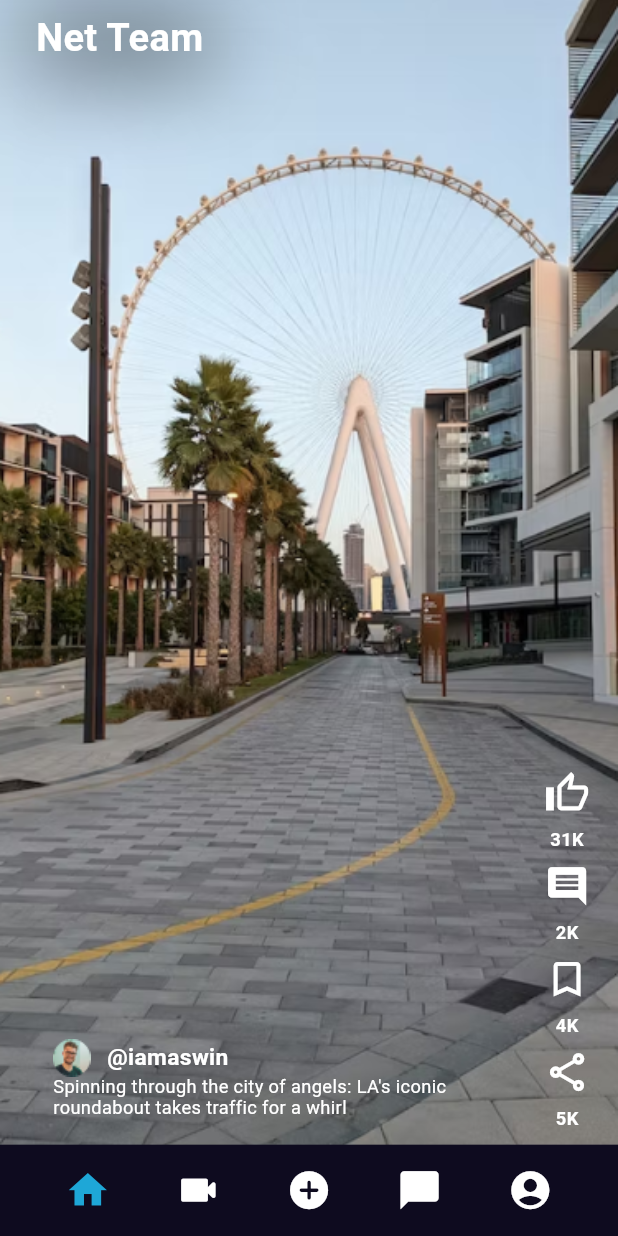
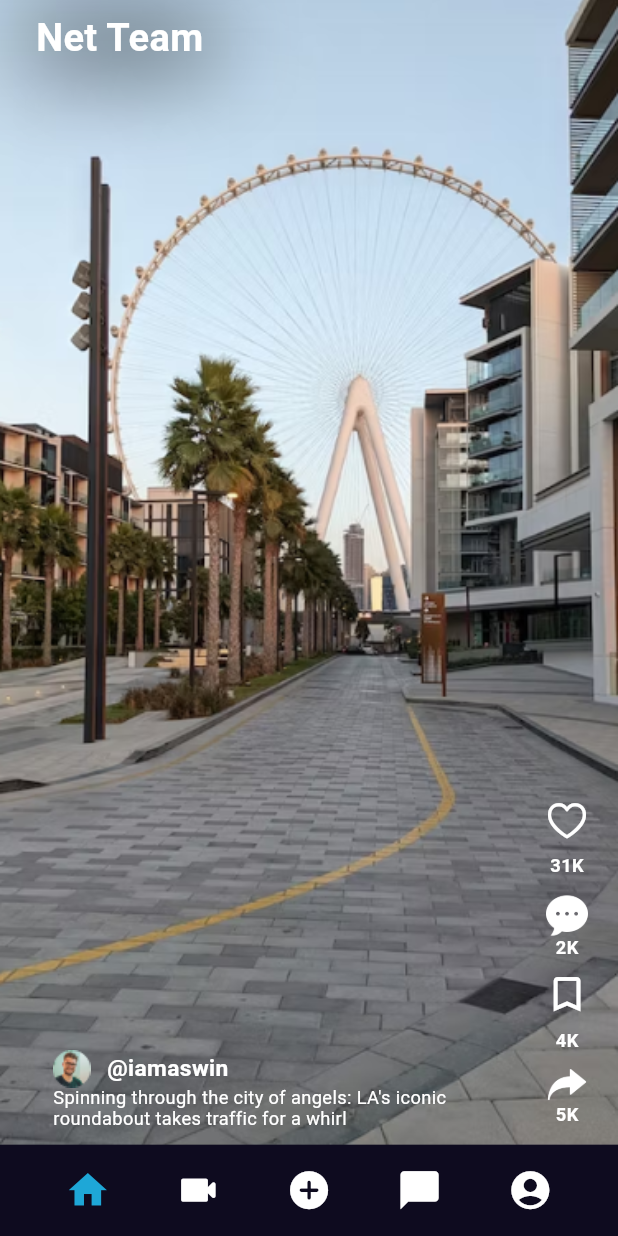
Before and after one commit to cehpoint-official/netteam-app, a Flutter app: the Home screen opened directly, on a phone screen of 412 x 824 dp. Run offline on Flutter 3.47's test engine with Material 2 defaults, Android fonts, the light colour scheme and no system bars; our stand-ins replace email_validator, flutter_screenutil, flutter_svg, google_fonts; missing offline and left inert: flutter_pin_code_fields.

Commit message:
Chnaged Icons

```diff
--- a/lib/screens/Home.dart
+++ b/lib/screens/Home.dart
@@ -1,8 +1,10 @@
+import 'package:flutter/cupertino.dart';
 import 'package:flutter/material.dart';
 import 'package:flutter/src/widgets/framework.dart';
 import 'package:flutter/src/widgets/placeholder.dart';
 import 'package:flutter_screenutil/flutter_screenutil.dart';
 import 'package:google_fonts/google_fonts.dart';
+import 'package:cupertino_icons/cupertino_icons.dart';
 
 class Home extends StatefulWidget {
   const Home({super.key});
@@ -32,7 +34,13 @@ class _HomeState extends State<Home> {
         body: SafeArea(
           child: Stack(
             children: [
-              PageView.builder(
+              GestureDetector(
+                onDoubleTap: () {
+                  setState(() {
+                    isLiked = !isLiked;
+                  });
+                },
+                child: PageView.builder(
                   scrollDirection: Axis.vertical,
                   controller: _controller,
                   itemCount: _imagePath.length,
@@ -61,7 +69,8 @@ class _HomeState extends State<Home> {
                                   crossAxisAlignment: CrossAxisAlignment.start,
                                   children: [
                                     Row(
-                                    mainAxisAlignment: MainAxisAlignment.start,
+                                      mainAxisAlignment:
+                                          MainAxisAlignment.start,
                                       children: [
                                         Container(
                                           child: Image.asset(
@@ -98,7 +107,8 @@ class _HomeState extends State<Home> {
                                 children: [
                                   SizedBox(
                                     child: Column(
-                                    mainAxisAlignment: MainAxisAlignment.start,
+                                      mainAxisAlignment:
+                                          MainAxisAlignment.start,
                                       children: [
                                         IconButton(
                                             onPressed: () {
@@ -108,8 +118,8 @@ class _HomeState extends State<Home> {
                                             },
                                             icon: Icon(
                                               isLiked
-                                                ? Icons.thumb_up_alt
-                                                : Icons.thumb_up_alt_outlined,
+                                                  ? CupertinoIcons.heart_fill
+                                                  : CupertinoIcons.heart,
                                               size: 30.h,
                                               color: Colors.white,
                                             )),
@@ -125,15 +135,15 @@ class _HomeState extends State<Home> {
                                   ),
                                   SizedBox(
                                     child: Column(
-                                    mainAxisAlignment: MainAxisAlignment.start,
+                                      mainAxisAlignment:
+                                          MainAxisAlignment.start,
                                       children: [
-                                      IconButton(
-                                          onPressed: () {},
-                                          icon: Icon(
-                                            Icons.comment,
-                                            size: 30.h,
-                                            color: Colors.white,
-                                          )),
+                                        SizedBox(height: 10.h,),
+                                        GestureDetector(
+                                          onTap: () {
+
+                                          },
+                                          child: Image.asset("assets/icons/comment.png", height: 30.h, width: 30.h,)),
                                         Text(
                                           "2K",
                                           style: GoogleFonts.roboto(
@@ -146,7 +156,8 @@ class _HomeState extends State<Home> {
                                   ),
                                   SizedBox(
                                     child: Column(
-                                    mainAxisAlignment: MainAxisAlignment.start,
+                                      mainAxisAlignment:
+                                          MainAxisAlignment.start,
                                       children: [
                                         IconButton(
                                             onPressed: () {
@@ -173,21 +184,16 @@ class _HomeState extends State<Home> {
                                   ),
                                   SizedBox(
                                     child: Column(
-                                    mainAxisAlignment: MainAxisAlignment.start,
+                                      mainAxisAlignment:
+                                          MainAxisAlignment.start,
                                       children: [
-                                      IconButton(
-                                          onPressed: () {
-                                            setState(() {
-                                              isShared = !isShared;
-                                            });
+
+                                        SizedBox(height: 5.h,),
+                                        GestureDetector(
+                                          onTap: () {
+
                                           },
-                                          icon: Icon(
-                                            isShared
-                                                ? Icons.share
-                                                : Icons.share_outlined,
-                                            size: 30.h,
-                                            color: Colors.white,
-                                          )),
+                                          child: Image.asset("assets/icons/share.png", height: 30.h, width: 30.h,)),
                                         Text(
                                           "5K",
                                           style: GoogleFonts.roboto(
@@ -206,6 +212,7 @@ class _HomeState extends State<Home> {
                       ),
                     );
                   },
+                ),
               ),
               Container(
                 margin: EdgeInsets.fromLTRB(24, 10, 0, 0),
--- a/pubspec.yaml
+++ b/pubspec.yaml
@@ -66,6 +66,7 @@ flutter:
   # To add assets to your application, add an assets section, like this:
   assets:
     - assets/images/
+    - assets/icons/
   # assets:
   #   - images/a_dot_burr.jpeg
   #   - images/a_dot_ham.jpeg
```
Also changed, not shown: assets/icons/comment.png (added), assets/icons/share.png (added). Lines whose indentation alone changed are shown as unchanged.
